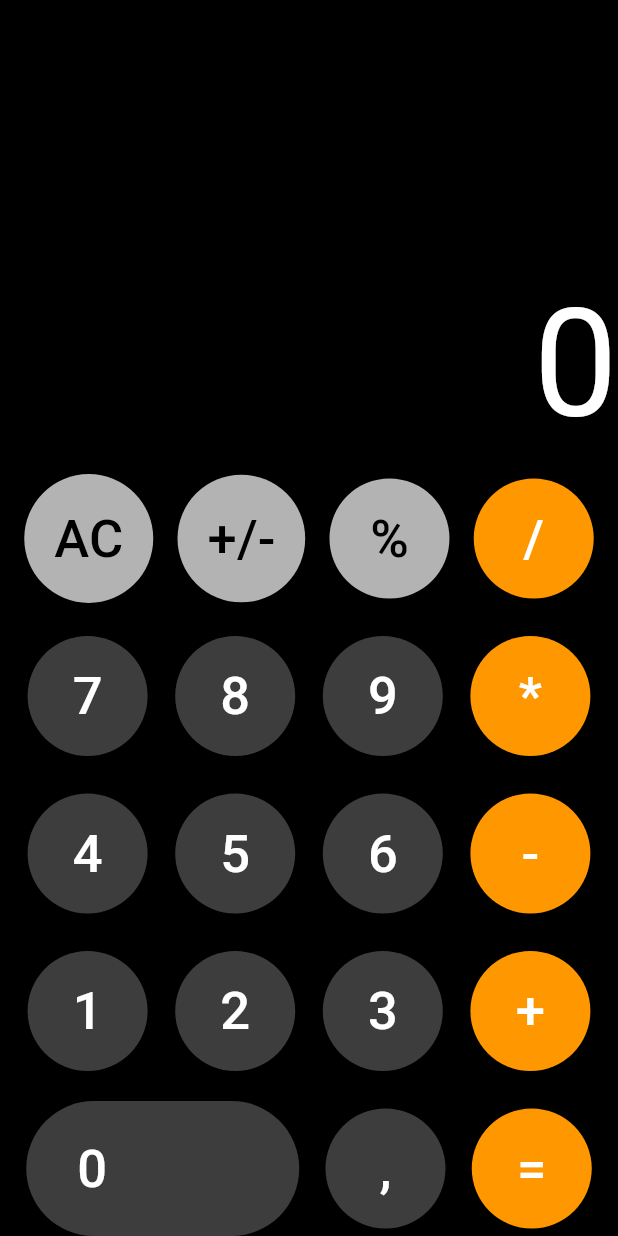
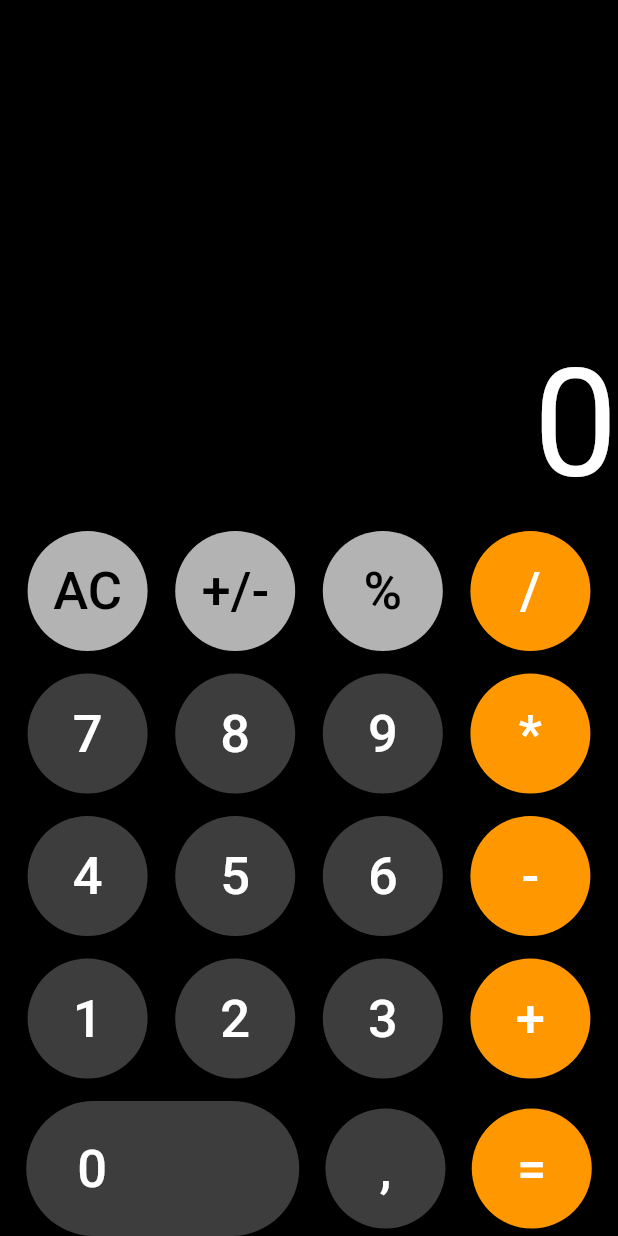
Before and after one commit to ilyaprudkiy/calculator_add, a Flutter app: the screen it shows after launch, on a phone screen of 412 x 824 dp. Run offline on Flutter 3.47's test engine with Material 3 defaults, Android fonts, the phone set to English and light mode, and no system bars.

Commit message:
code refactoring

```diff
--- a/lib/theme/button_calculator.dart
+++ b/lib/theme/button_calculator.dart
@@ -24,7 +24,7 @@ class ButtonCalculator extends StatelessWidget {
           minimumSize: const Size(80, 80), backgroundColor: btnColor,
           maximumSize: const Size(100, 100),
           shape: const CircleBorder(),
-          padding: const EdgeInsets.all(20),
+          padding: const EdgeInsets.all(10),
         ),
         onPressed: () => model.onPressed(btnTxt),
         child: Text(
--- a/lib/widgets/calculator_,model.dart
+++ b/lib/widgets/calculator_,model.dart
@@ -3,19 +3,36 @@ import 'package:flutter/cupertino.dart';
 class CalculatorViewModel extends ChangeNotifier {
   String output = '0';
   String currentNumber = '';
-  num? result = 0;
+  dynamic result = 0;
   final String buttonTxtZero = '0';
 
   Future<void> onPressed(String text) async {
     if (text == '=') {
       result = calculate();
-      output = result.toString();
+      output = result;
       currentNumber = output;
       notifyListeners();
     } else if (text == 'AC') {
       output = '0';
       currentNumber = '';
       result = 0;
+      notifyListeners();
+    } else if (text == '%') {
+      int number = int.parse(currentNumber);
+      double percentage = number / 100;
+      output = percentage.toString();
+      currentNumber = output;
+      notifyListeners();
+    } else if (text == '+/-') {
+        if (currentNumber != '') {
+          if (currentNumber.startsWith('-')) {
+            currentNumber = currentNumber.substring(1);
+          } else {
+            currentNumber = '-$currentNumber';
+          }
+          output = currentNumber;
+          notifyListeners();
+      }
       notifyListeners();
     } else {
       currentNumber += text;
@@ -24,7 +41,7 @@ class CalculatorViewModel extends ChangeNotifier {
     }
   }
 
-   num? calculate() {
+  num? calculate() {
     final parts = currentNumber.split(RegExp(r'(\+|\-|\*|\/)'));
     final operandOne = int.parse(parts[0]);
     final operandTwo = int.parse(parts[1]);
@@ -42,7 +59,7 @@ class CalculatorViewModel extends ChangeNotifier {
         if (operandOne != 0 && operandTwo != 0) {
           return operandOne / operandTwo;
         } else {
-          return  null;
+          return null;
         }
       default:
         return 0.0;
--- a/lib/widgets/calculator_app.dart
+++ b/lib/widgets/calculator_app.dart
@@ -1,6 +1,8 @@
 import 'package:calculator_add/theme/button_calculator.dart';
 import 'package:calculator_add/widgets/calculator_,model.dart';
+import 'package:flutter/cupertino.dart';
 import 'package:flutter/material.dart';
+import 'package:flutter/widgets.dart';
 import 'package:provider/provider.dart';
 
 class CalculatorApp extends StatelessWidget {
@@ -14,37 +16,141 @@ class CalculatorApp extends StatelessWidget {
       body: Column(
         mainAxisAlignment: MainAxisAlignment.end,
         children: [
-          SizedBox(
-            width: double.infinity,
-            child: FittedBox(
-              fit: BoxFit.scaleDown,
-              alignment: Alignment.centerRight,
+          EntryFieldWidget(model: model),
+          const OperandWidget(),
+          const SizedBox(height: 15),
+          const NumbersMenuOneWidget(),
+          const SizedBox(height: 15),
+          const NumbersMenuTwoWidget(),
+          const SizedBox(height: 15),
+          const NumbersMenuThreeWidget(),
+          const SizedBox(height: 15),
+          ButtonZeroAndResult(model: model),
+        ],
+      ),
+    );
+  }
+
+  static Widget create() => ChangeNotifierProvider(
+        create: (_) => CalculatorViewModel(),
+        lazy: false,
+        child: const CalculatorApp(),
+      );
+}
+
+class ButtonZeroAndResult extends StatelessWidget {
+  const ButtonZeroAndResult({
+    super.key,
+    required this.model,
+  });
+
+  final CalculatorViewModel model;
+
+  @override
+  Widget build(BuildContext context) {
+    return Row(
+      mainAxisAlignment: MainAxisAlignment.spaceEvenly,
+      children: [
+        ElevatedButton(
+          style: ElevatedButton.styleFrom(
+            padding: const EdgeInsets.fromLTRB(34, 20, 128, 20),
+            shape: const StadiumBorder(),
+            backgroundColor: Colors.white24,
+          ),
+          onPressed: () => model.onPressed(model.buttonTxtZero),
           child: Text(
-                model.output,
-                textAlign: TextAlign.end,
-                style: const TextStyle(color: Colors.white, fontSize: 100),
+            model.buttonTxtZero,
+            style: const TextStyle(
+              fontSize: 35,
+              color: Colors.white,
             ),
           ),
         ),
-         const Row(
+        const ButtonCalculator(',', Colors.white24, Colors.white),
+        const ButtonCalculator('=', Colors.orange, Colors.white),
+      ],
+    );
+  }
+}
+
+class NumbersMenuThreeWidget extends StatelessWidget {
+  const NumbersMenuThreeWidget({
+    super.key,
+  });
+
+  @override
+  Widget build(BuildContext context) {
+    return const Row(
       mainAxisAlignment: MainAxisAlignment.spaceEvenly,
       children: [
-              ButtonCalculator('AC', Colors.white70, Colors.black),
-              ButtonCalculator('+/-', Colors.white70, Colors.black),
         ButtonCalculator(
-                '%',
-                Colors.white70,
-                Colors.black,
+          '1',
+          Colors.white24,
+          Colors.white,
         ),
         ButtonCalculator(
-                '/',
+          '2',
+          Colors.white24,
+          Colors.white,
+        ),
+        ButtonCalculator(
+          '3',
+          Colors.white24,
+          Colors.white,
+        ),
+        ButtonCalculator(
+          '+',
           Colors.orange,
           Colors.white,
         ),
       ],
+    );
+  }
+}
+
+class NumbersMenuTwoWidget extends StatelessWidget {
+  const NumbersMenuTwoWidget({
+    super.key,
+  });
+
+  @override
+  Widget build(BuildContext context) {
+    return const Row(
+      mainAxisAlignment: MainAxisAlignment.spaceEvenly,
+      children: [
+        ButtonCalculator(
+          '4',
+          Colors.white24,
+          Colors.white,
         ),
-          const SizedBox(height: 15),
-          const   Row(
+        ButtonCalculator(
+          '5',
+          Colors.white24,
+          Colors.white,
+        ),
+        ButtonCalculator(
+          '6',
+          Colors.white24,
+          Colors.white,
+        ),
+        ButtonCalculator(
+          '-',
+          Colors.orange,
+          Colors.white,
+        ),
+      ],
+    );
+  }
+}
+
+class NumbersMenuOneWidget extends StatelessWidget {
+  const NumbersMenuOneWidget({
+    super.key,
+  });
+
+  @override
+  Widget build(BuildContext context) {
+    return const Row(
       mainAxisAlignment: MainAxisAlignment.spaceEvenly,
       children: [
         ButtonCalculator(
@@ -68,90 +174,58 @@ class CalculatorApp extends StatelessWidget {
           Colors.white,
         ),
       ],
+    );
+  }
+}
+
+class EntryFieldWidget extends StatelessWidget {
+  const EntryFieldWidget({
+    super.key,
+    required this.model,
+  });
+
+  final CalculatorViewModel model;
+
+  @override
+  Widget build(BuildContext context) {
+    return SizedBox(
+      width: double.infinity,
+      child: FittedBox(
+        fit: BoxFit.scaleDown,
+        alignment: Alignment.centerRight,
+        child: Text(
+          model.output,
+          textAlign: TextAlign.end,
+          style: const TextStyle(color: Colors.white, fontSize: 100),
         ),
-          const SizedBox(height: 15),
-          const Row(
+      ),
+    );
+  }
+}
+
+class OperandWidget extends StatelessWidget {
+  const OperandWidget({
+    super.key,
+  });
+
+  @override
+  Widget build(BuildContext context) {
+    return const Row(
       mainAxisAlignment: MainAxisAlignment.spaceEvenly,
       children: [
+        ButtonCalculator('AC', Colors.white70, Colors.black),
+        ButtonCalculator('+/-', Colors.white70, Colors.black),
         ButtonCalculator(
-                '4',
-                Colors.white24,
-                Colors.white,
+          '%',
+          Colors.white70,
+          Colors.black,
         ),
         ButtonCalculator(
-                '5',
-                Colors.white24,
-                Colors.white,
-              ),
-              ButtonCalculator(
-                '6',
-                Colors.white24,
-                Colors.white,
-              ),
-              ButtonCalculator(
-                '-',
+          '/',
           Colors.orange,
           Colors.white,
         ),
       ],
-          ),
-          const SizedBox(height: 15),
-          const   Row(
-            mainAxisAlignment: MainAxisAlignment.spaceEvenly,
-            children: [
-              ButtonCalculator(
-                '1',
-                Colors.white24,
-                Colors.white,
-              ),
-              ButtonCalculator(
-                '2',
-                Colors.white24,
-                Colors.white,
-              ),
-              ButtonCalculator(
-                '3',
-                Colors.white24,
-                Colors.white,
-              ),
-              ButtonCalculator(
-                '+',
-                Colors.orange,
-                Colors.white,
-              ),
-            ],
-          ),
-          const SizedBox(height: 15),
-          Row(
-            mainAxisAlignment: MainAxisAlignment.spaceEvenly,
-            children: [
-              ElevatedButton(
-                style: ElevatedButton.styleFrom(
-                  padding: const EdgeInsets.fromLTRB(34, 20, 128, 20),
-                  shape: const StadiumBorder(),
-                  backgroundColor: Colors.white24,
-                ),
-                onPressed: () => model.onPressed(model.buttonTxtZero),
-                child: Text(
-                  model.buttonTxtZero,
-                  style: const TextStyle(
-                    fontSize: 35,
-                    color: Colors.white,
-                  ),
-                ),
-              ),
-              const   ButtonCalculator(',', Colors.white24, Colors.white),
-              const   ButtonCalculator('=', Colors.orange, Colors.white),
-            ],
-          ),
-        ],
-      ),
     );
   }
-
-  static Widget create() => ChangeNotifierProvider(
-        create: (_) => CalculatorViewModel(),
-        lazy: false,
-        child: const CalculatorApp(),
-      );
 }
```
Lines whose indentation alone changed are shown as unchanged.
